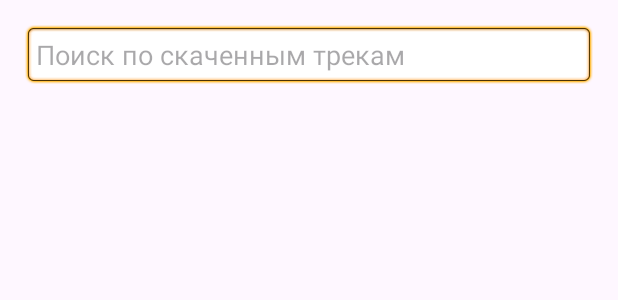
After one commit to DimaK21/MusicPlayer, an Android app: the layout fragment_downloads.xml on its own in the app's theme, with its tools: preview values and no code run, on a phone screen of 412 x 824 dp. The commit adds this screen. Shown: the top 300 px of the screen. Run offline under Robolectric (Android 15) with nearby library versions, the phone set to English and light mode, and no system bars.

Commit message:
DownloadsFragment, viewmodel, navigation

```diff
--- /dev/null
+++ b/app/src/main/res/layout/fragment_downloads.xml
@@ -0,0 +1,26 @@
+<?xml version="1.0" encoding="utf-8"?>
+<LinearLayout xmlns:android="http://schemas.android.com/apk/res/android"
+    xmlns:tools="http://schemas.android.com/tools"
+    android:layout_width="match_parent"
+    android:layout_height="match_parent"
+    android:orientation="vertical"
+    android:padding="16dp"
+    tools:context=".ui.download.DownloadsFragment">
+
+    <EditText
+        android:id="@+id/etSearch"
+        android:layout_width="match_parent"
+        android:layout_height="wrap_content"
+        android:background="@android:drawable/editbox_background"
+        android:hint="@string/local_search"
+        android:imeOptions="actionDone"
+        android:inputType="text"
+        android:padding="8dp" />
+
+    <androidx.recyclerview.widget.RecyclerView
+        android:id="@+id/rvTracks"
+        android:layout_width="match_parent"
+        android:layout_height="match_parent"
+        android:paddingTop="8dp" />
+
+</LinearLayout>
--- a/app/src/main/res/navigation/nav_graph.xml
+++ b/app/src/main/res/navigation/nav_graph.xml
@@ -10,4 +10,9 @@
         android:name="ru.kryu.musicplayer.ui.search.SearchFragment"
         android:label="fragment_search"
         tools:layout="@layout/fragment_search" />
+    <fragment
+        android:id="@+id/downloadsFragment"
+        android:name="ru.kryu.musicplayer.ui.download.DownloadsFragment"
+        android:label="fragment_downloads"
+        tools:layout="@layout/fragment_downloads" />
 </navigation>
--- a/app/src/main/res/values/strings.xml
+++ b/app/src/main/res/values/strings.xml
@@ -6,4 +6,6 @@
     <string name="artist">Artist</string>
     <string name="error_loading_data">Произошла ошибка!</string>
     <string name="retry">Попробовать ещё раз</string>
+    <string name="local_search">Поиск по скаченным трекам</string>
+    <string name="downloads">Downloads</string>
 </resources>
```
Also changed, not shown: app/src/main/java/ru/kryu/musicplayer/ui/download/DownloadsFragment.kt (added, +34 -0 lines), app/src/main/java/ru/kryu/musicplayer/ui/download/DownloadsViewModel.kt (added, +18 -0 lines), app/src/main/res/menu/bottom_nav_menu.xml (+6 -1 lines).
